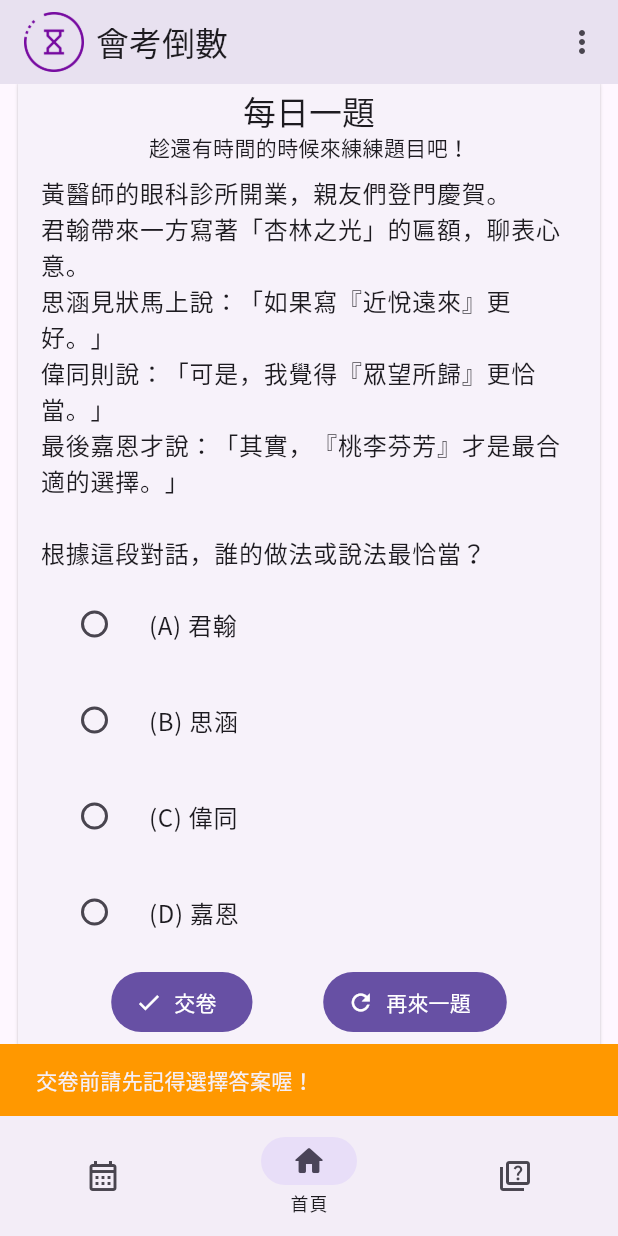
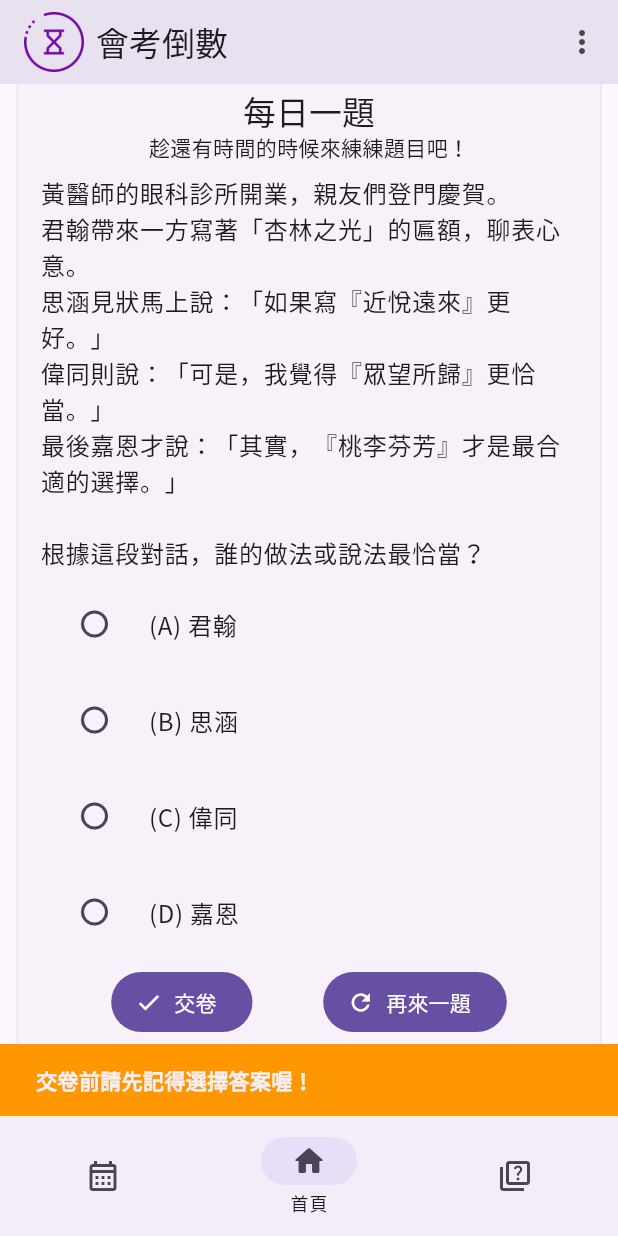
Before and after one commit to SiongSng/cap-countdown, a Flutter app: the screen it shows after launch, scrolled down 191 dp, after a tap on "交卷", on a phone screen of 412 x 824 dp. Run offline on Flutter 3.47's test engine with Material 2 defaults, Android fonts, the phone set to English and light mode, and no system bars; our stand-ins replace line_icons; missing offline and left inert: zoom_pinch_overlay.

Commit message:
refactor: cap time left

```diff
--- a/lib/pages/home_page.dart
+++ b/lib/pages/home_page.dart
@@ -91,7 +91,9 @@ class _DailyQuestionState extends State<_DailyQuestion> {
                         if (selectedChoice == null) {
                           messenger.showSnackBar(
                             const SnackBar(
-                              content: Text('交卷前請先記得選擇答案喔！'),
+                              content: Text('交卷前請先記得選擇答案喔！',
+                                  style:
+                                      TextStyle(fontWeight: FontWeight.bold)),
                               backgroundColor: Colors.orange,
                             ),
                           );
@@ -102,15 +104,16 @@ class _DailyQuestionState extends State<_DailyQuestion> {
                           messenger.showSnackBar(
                             SnackBar(
                               content: const Text('恭喜你答對了！'),
-                              backgroundColor: Colors.green,
-                              action: _viewExplanationAction(context, question),
+                              action: _viewExplanationAction(
+                                  context, question.explanation),
                             ),
                           );
                         } else {
                           messenger.showSnackBar(
                             SnackBar(
                               content: const Text('答錯了，再接再厲！'),
-                              action: _viewExplanationAction(context, question),
+                              action: _viewExplanationAction(
+                                  context, question.explanation),
                             ),
                           );
                         }
@@ -135,7 +138,7 @@ class _DailyQuestionState extends State<_DailyQuestion> {
   }
 
   SnackBarAction _viewExplanationAction(
-      BuildContext context, SubjectQuestion question) {
+      BuildContext context, String explanation) {
     return SnackBarAction(
       label: '看詳解',
       onPressed: () {
@@ -143,7 +146,7 @@ class _DailyQuestionState extends State<_DailyQuestion> {
             context: context,
             builder: (context) => AlertDialog(
                   title: const Text('詳解'),
-                  content: Text(question.explanation),
+                  content: Text(explanation),
                   actions: [
                     TextButton(
                         onPressed: () => Navigator.of(context).pop(),
--- a/lib/widgets/cap_time_left.dart
+++ b/lib/widgets/cap_time_left.dart
@@ -63,9 +63,7 @@ class _CAPTimeLeftState extends State<CAPTimeLeft> {
                   style: Theme.of(context).textTheme.titleLarge,
                 )
               ])),
-              if (widget.showDetail)
-                Column(
-                  children: [
+              if (widget.showDetail) ...[
                 Text('再', style: Theme.of(context).textTheme.titleLarge),
                 RichText(
                     text: TextSpan(children: [
@@ -74,8 +72,7 @@ class _CAPTimeLeftState extends State<CAPTimeLeft> {
                     style: TextStyle(
                         fontSize: 65.5,
                         fontWeight: FontWeight.bold,
-                            color:
-                                Theme.of(context).brightness == Brightness.dark
+                        color: Theme.of(context).brightness == Brightness.dark
                             ? Colors.white
                             : Colors.black),
                   ),
@@ -92,8 +89,7 @@ class _CAPTimeLeftState extends State<CAPTimeLeft> {
                     style: TextStyle(
                         fontSize: 65.5,
                         fontWeight: FontWeight.bold,
-                            color:
-                                Theme.of(context).brightness == Brightness.dark
+                        color: Theme.of(context).brightness == Brightness.dark
                             ? Colors.white
                             : Colors.black),
                   ),
@@ -110,8 +106,7 @@ class _CAPTimeLeftState extends State<CAPTimeLeft> {
                     style: TextStyle(
                         fontSize: 65.5,
                         fontWeight: FontWeight.bold,
-                            color:
-                                Theme.of(context).brightness == Brightness.dark
+                        color: Theme.of(context).brightness == Brightness.dark
                             ? Colors.white
                             : Colors.black),
                   ),
@@ -120,8 +115,7 @@ class _CAPTimeLeftState extends State<CAPTimeLeft> {
                     style: Theme.of(context).textTheme.titleLarge,
                   )
                 ])),
-                  ],
-                )
+              ]
             ],
           ),
         ),
```
Lines whose indentation alone changed are shown as unchanged.
